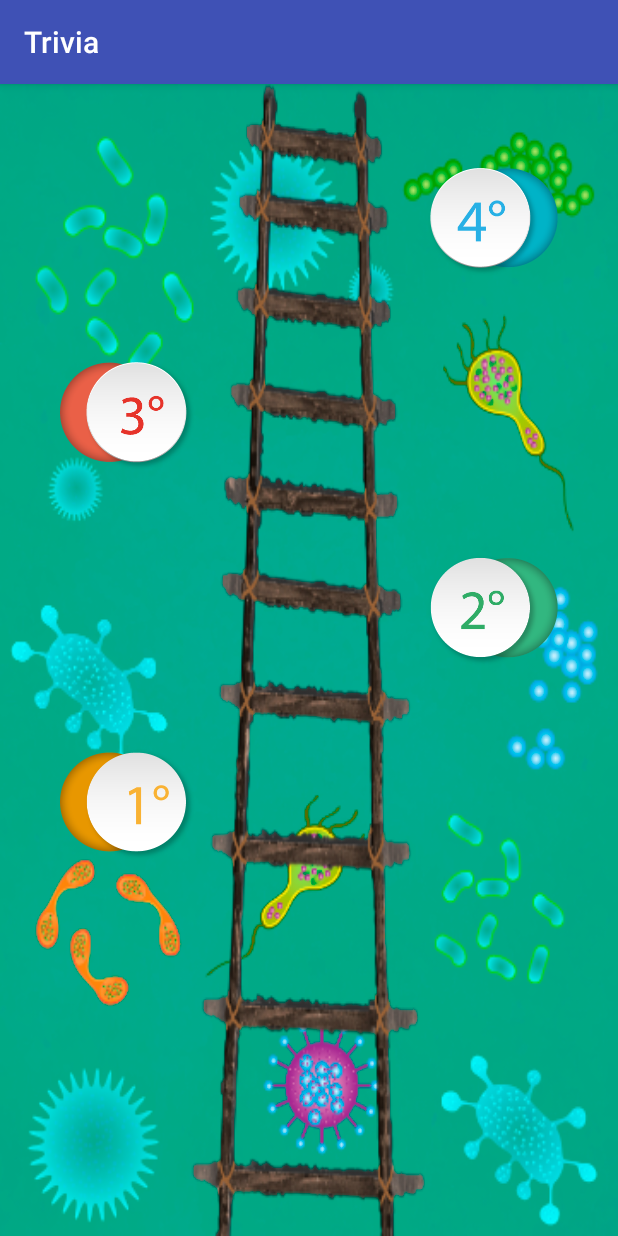
After one commit to jmoris/Trivia, an Android app: the NivelActivty screen opened directly, with no data from a screen before it, on a phone screen of 412 x 824 dp. The commit adds this screen. Run offline under Robolectric (Android 15) with nearby library versions, the phone set to English and light mode, and no system bars.

Commit message:
Niveles, Acerca de y Tutorial

```diff
--- a/app/build.gradle
+++ b/app/build.gradle
@@ -23,4 +23,5 @@ dependencies {
     compile fileTree(dir: 'libs', include: ['*.jar'])
     testCompile 'junit:junit:4.12'
     compile 'com.android.support:appcompat-v7:23.4.0'
+    compile 'com.google.android.gms:play-services-appindexing:8.1.0'
 }
--- /dev/null
+++ b/app/src/main/java/mumencos/trivia/NivelActivty.java
@@ -0,0 +1,15 @@
+package mumencos.trivia;
+
+import android.support.v7.app.AppCompatActivity;
+import android.os.Bundle;
+
+public class NivelActivty extends AppCompatActivity {
+
+    @Override
+    protected void onCreate(Bundle savedInstanceState) {
+
+        super.onCreate(savedInstanceState);
+        setContentView(R.layout.nivel);
+
+    }
+}
--- a/app/src/main/res/layout/acerca_de.xml
+++ b/app/src/main/res/layout/acerca_de.xml
@@ -1,7 +1,8 @@
 <?xml version="1.0" encoding="utf-8"?>
 <LinearLayout xmlns:android="http://schemas.android.com/apk/res/android"
+    xmlns:tools="http://schemas.android.com/tools"
     android:layout_width="match_parent"
     android:layout_height="match_parent"
-    android:background="@drawable/acerca">
-
+    android:background="@drawable/acerca"
+    tools:context="mumencos.trivia.AcercaDe">
 </LinearLayout>
--- /dev/null
+++ b/app/src/main/res/layout/nivel.xml
@@ -0,0 +1,61 @@
+<?xml version="1.0" encoding="utf-8"?>
+<LinearLayout xmlns:android="http://schemas.android.com/apk/res/android"
+    android:layout_width="match_parent"
+    android:layout_height="match_parent"
+    android:background="@drawable/nivelbg"
+    android:orientation="vertical">
+
+    <LinearLayout
+        android:orientation="horizontal"
+        android:layout_width="match_parent"
+        android:layout_height="wrap_content">
+
+    </LinearLayout>
+
+    <Space
+        android:layout_width="20px"
+        android:layout_height="80px" />
+
+    <ImageButton
+        android:layout_width="wrap_content"
+        android:layout_height="wrap_content"
+        android:id="@+id/imageButton"
+        android:background="@drawable/nivel4"
+        android:layout_gravity="right"
+        android:layout_marginRight="40dp" />
+
+    <Space
+        android:layout_width="20px"
+        android:layout_height="80px" />
+
+    <ImageButton
+        android:layout_width="wrap_content"
+        android:layout_height="wrap_content"
+        android:id="@+id/imageButton2"
+        android:background="@drawable/nivel3"
+        android:layout_marginLeft="40dp" />
+
+    <Space
+        android:layout_width="20px"
+        android:layout_height="80px" />
+
+    <ImageButton
+        android:layout_width="wrap_content"
+        android:layout_height="wrap_content"
+        android:id="@+id/imageButton3"
+        android:background="@drawable/nivel2"
+        android:layout_gravity="right"
+        android:layout_marginRight="40dp" />
+
+    <Space
+        android:layout_width="20px"
+        android:layout_height="80px" />
+
+    <ImageButton
+        android:layout_width="wrap_content"
+        android:layout_height="wrap_content"
+        android:id="@+id/imageButton4"
+        android:background="@drawable/nivel1"
+        android:layout_marginLeft="40dp" />
+
+</LinearLayout>
--- a/app/src/main/res/layout/tutorial.xml
+++ b/app/src/main/res/layout/tutorial.xml
@@ -1,7 +1,8 @@
 <?xml version="1.0" encoding="utf-8"?>
 <LinearLayout xmlns:android="http://schemas.android.com/apk/res/android"
+    xmlns:tools="http://schemas.android.com/tools"
     android:layout_width="match_parent"
     android:layout_height="match_parent"
-    android:background="@drawable/instrucciones">
-
+    android:background="@drawable/instrucciones"
+    tools:context="mumencos.trivia.Tutorial">
 </LinearLayout>
```
Also changed, not shown: app/src/main/AndroidManifest.xml (+6 -3 lines), app/src/main/java/mumencos/trivia/AcercaDe.java (added, +23 -0 lines), app/src/main/java/mumencos/trivia/MainActivity.java (+18 -2 lines), app/src/main/java/mumencos/trivia/Tutorial.java (added, +17 -0 lines), app/src/main/res/drawable-xxhdpi/escalera.png (added), app/src/main/res/drawable-xxhdpi/nivel1.png (added), app/src/main/res/drawable-xxhdpi/nivel2.png (added), app/src/main/res/drawable-xxhdpi/nivel3.png (added), app/src/main/res/drawable-xxhdpi/nivel4.png (added), app/src/main/res/drawable-xxhdpi/nivelbg.png (added).
